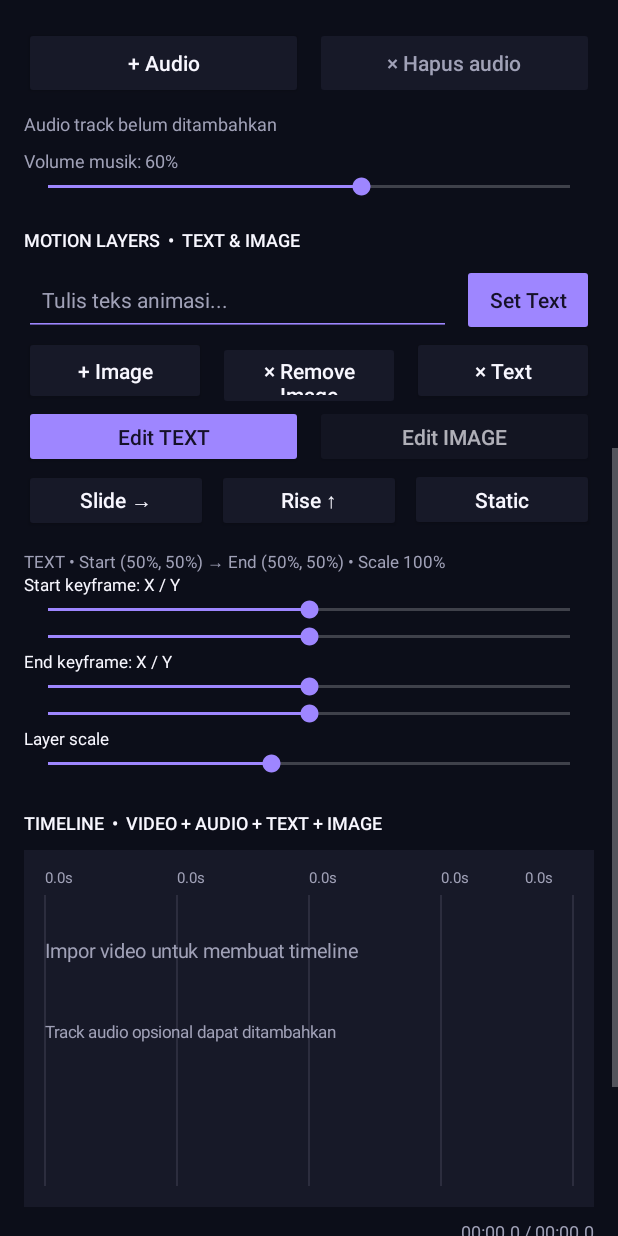
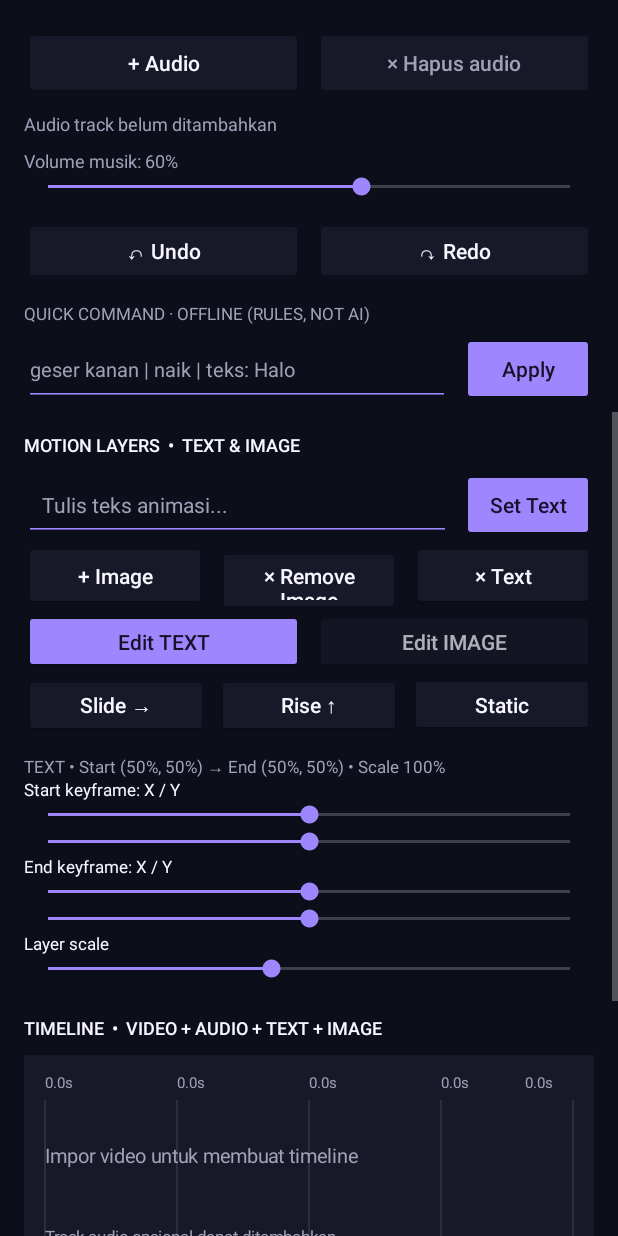
Before and after one commit to Nipzy12/Lumation, an Android app: the screen it shows after launch (MainActivity), scrolled down 576 dp, on a phone screen of 412 x 824 dp. Run offline under Robolectric (Android 15) with nearby library versions, the phone set to English and light mode, and no system bars.

Commit message:
feat(ui): add Undo, Redo and offline motion quick-command controls

```diff
--- a/android/app/src/main/res/layout/activity_main.xml
+++ b/android/app/src/main/res/layout/activity_main.xml
@@ -27,7 +27,7 @@
             <TextView
                 android:layout_width="wrap_content"
                 android:layout_height="wrap_content"
-                android:text="MOTION EDITOR · v0.5"
+                android:text="MOTION EDITOR · v0.6"
                 android:textColor="@color/lumation_accent"
                 android:textSize="10sp" />
         </LinearLayout>
@@ -239,6 +239,69 @@
             android:progressTint="@color/lumation_accent"
             android:thumbTint="@color/lumation_accent" />
 
+        <LinearLayout
+            android:layout_width="match_parent"
+            android:layout_height="wrap_content"
+            android:orientation="horizontal"
+            android:paddingTop="12dp"
+            android:paddingBottom="8dp">
+            <Button
+                android:id="@+id/undoButton"
+                android:layout_width="0dp"
+                android:layout_height="44dp"
+                android:layout_weight="1"
+                android:backgroundTint="@color/lumation_surface"
+                android:enabled="false"
+                android:text="↶ Undo"
+                android:textAllCaps="false"
+                android:textColor="@color/lumation_text" />
+            <Button
+                android:id="@+id/redoButton"
+                android:layout_width="0dp"
+                android:layout_height="44dp"
+                android:layout_marginStart="8dp"
+                android:layout_weight="1"
+                android:backgroundTint="@color/lumation_surface"
+                android:enabled="false"
+                android:text="↷ Redo"
+                android:textAllCaps="false"
+                android:textColor="@color/lumation_text" />
+        </LinearLayout>
+        <TextView
+            android:layout_width="match_parent"
+            android:layout_height="wrap_content"
+            android:paddingTop="4dp"
+            android:paddingBottom="5dp"
+            android:text="QUICK COMMAND · OFFLINE (RULES, NOT AI)"
+            android:textColor="@color/lumation_muted"
+            android:textSize="11sp" />
+        <LinearLayout
+            android:layout_width="match_parent"
+            android:layout_height="wrap_content"
+            android:orientation="horizontal">
+            <EditText
+                android:id="@+id/offlineCommandInput"
+                android:layout_width="0dp"
+                android:layout_height="48dp"
+                android:layout_weight="1"
+                android:singleLine="true"
+                android:maxLength="256"
+                android:hint="geser kanan | naik | teks: Halo"
+                android:textSize="13sp"
+                android:inputType="text"
+                android:backgroundTint="@color/lumation_accent"
+                android:textColor="@color/lumation_text"
+                android:textColorHint="@color/lumation_muted" />
+            <Button
+                android:id="@+id/applyCommandButton"
+                android:layout_width="wrap_content"
+                android:layout_height="48dp"
+                android:layout_marginStart="8dp"
+                android:backgroundTint="@color/lumation_accent"
+                android:text="Apply"
+                android:textAllCaps="false"
+                android:textColor="#141124" />
+        </LinearLayout>
         <TextView
             android:layout_width="match_parent"
             android:layout_height="wrap_content"
```
